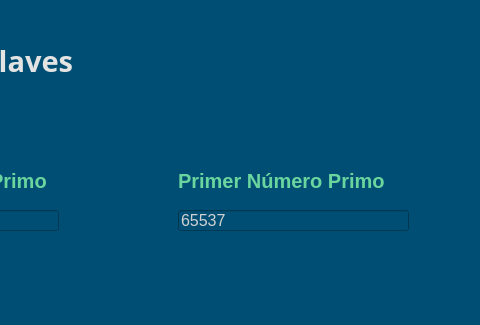
Above: generar.ui from jhorsax161616/simuladorRSA before the change; both pictures show x 632 to 1112 and y 0 to 325 of the 1112 by 529 pixel window. Below: the same form after it.
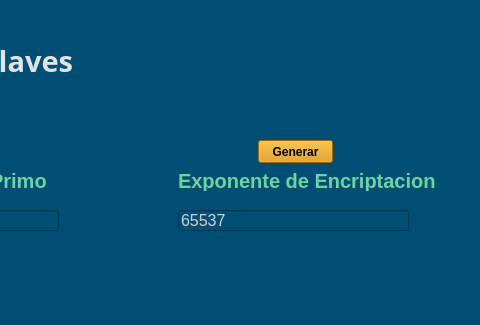
That is the form after the change.

The edit to the form file:
```diff
--- a/generar.ui
+++ b/generar.ui
@@ -109,7 +109,7 @@
     <rect>
      <x>810</x>
      <y>170</y>
-     <width>221</width>
+     <width>271</width>
      <height>21</height>
     </rect>
    </property>
@@ -124,7 +124,7 @@
     <string notr="true">color: rgb(106, 213, 158);</string>
    </property>
    <property name="text">
-    <string>Primer Número Primo</string>
+    <string>Exponente de Encriptacion</string>
    </property>
   </widget>
   <widget class="QLineEdit" name="boxPrimer">
@@ -374,6 +374,28 @@
     <string>Regresar</string>
    </property>
   </widget>
+  <widget class="QPushButton" name="btnGenerarExponente">
+   <property name="geometry">
+    <rect>
+     <x>890</x>
+     <y>140</y>
+     <width>75</width>
+     <height>23</height>
+    </rect>
+   </property>
+   <property name="font">
+    <font>
+     <weight>75</weight>
+     <bold>true</bold>
+    </font>
+   </property>
+   <property name="styleSheet">
+    <string notr="true">background-color: rgb(217, 145, 0);</string>
+   </property>
+   <property name="text">
+    <string>Generar</string>
+   </property>
+  </widget>
  </widget>
  <resources/>
  <connections/>
```
